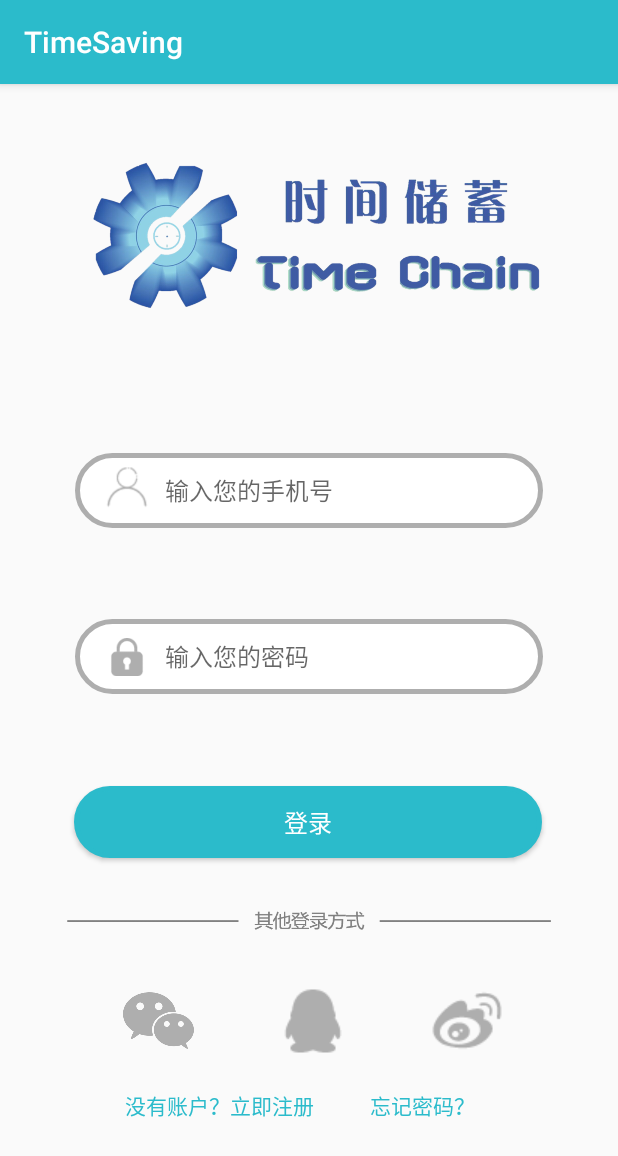
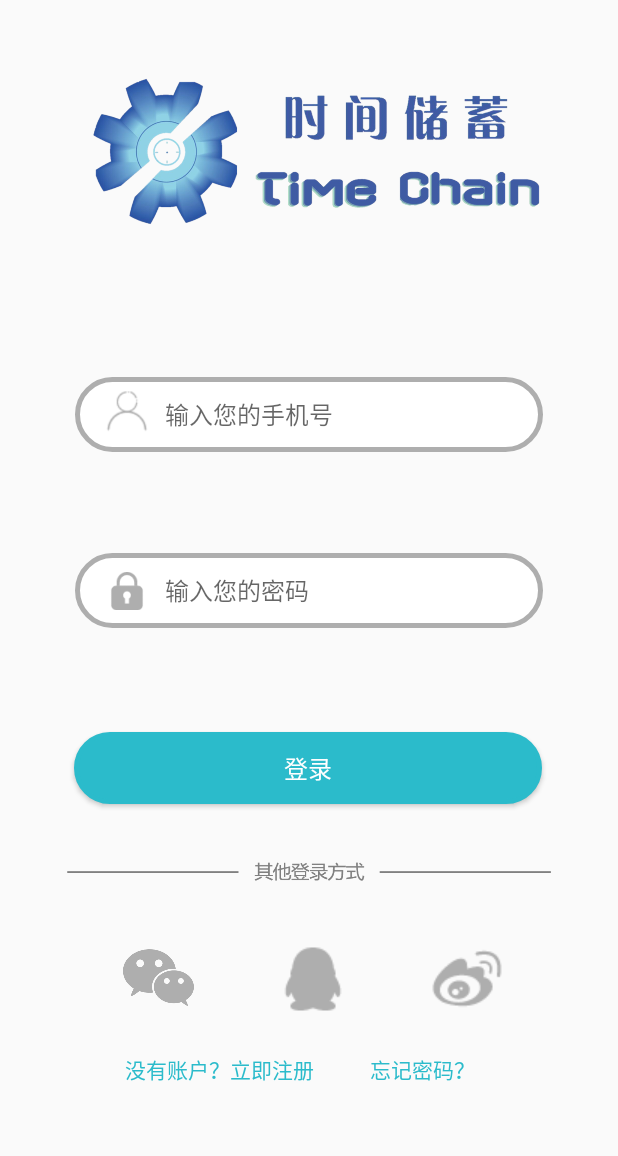
Before and after one commit to 449627440/TimeSaving, an Android app: the screen it shows after launch (LoginActivity), on a phone screen of 412 x 824 dp. Shown: the top 1156 px of the screen. Run offline under Robolectric (Android 15) with nearby library versions, the phone set to English and light mode, and no system bars; libraries missing offline, so code that uses them is left out: cn.bmob.v3; 2 statements that could not run were skipped.

Commit message:
更改各个页面的toolbar效果

```diff
--- a/app/src/main/AndroidManifest.xml
+++ b/app/src/main/AndroidManifest.xml
@@ -36,8 +36,10 @@
         android:supportsRtl="true"
         android:theme="@style/AppTheme">
         <activity android:name=".MainActivity"></activity>
-        <activity android:name=".Welcome.RegisterActivity" />
-        <activity android:name=".Welcome.LoginActivity">
+        <activity android:name=".Welcome.RegisterActivity"
+            android:theme="@style/AppTheme.NoActionBar"/>
+        <activity android:name=".Welcome.LoginActivity"
+            android:theme="@style/AppTheme.NoActionBar">
             <intent-filter>
                 <action android:name="android.intent.action.MAIN" />
 
--- a/app/src/main/java/com/swufe/timesaving/Welcome/RegisterActivity.java
+++ b/app/src/main/java/com/swufe/timesaving/Welcome/RegisterActivity.java
@@ -77,7 +77,6 @@ public class RegisterActivity extends AppCompatActivity implements View.OnClickL
                 }else{
                     Toast.makeText(this,"手机号码格式不正确",Toast.LENGTH_SHORT).show();
                 }
-
                 break;
             case R.id.button:
                 spassword = password.getText().toString();
--- a/app/src/main/res/values/styles.xml
+++ b/app/src/main/res/values/styles.xml
@@ -8,4 +8,8 @@
         <item name="colorAccent">@color/colorAccent</item>
     </style>
 
+    <style name="AppTheme.NoActionBar">
+        <item name="windowActionBar">false</item>
+        <item name="windowNoTitle">true</item>
+    </style>
 </resources>
```
